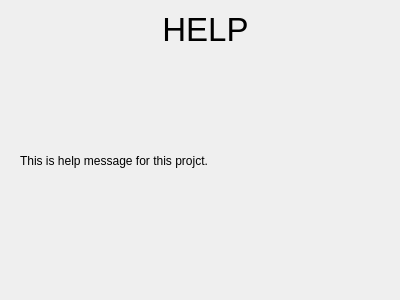
First picture: the form in src/helpdialog.ui, repository leSamo/ICP, before the edit.
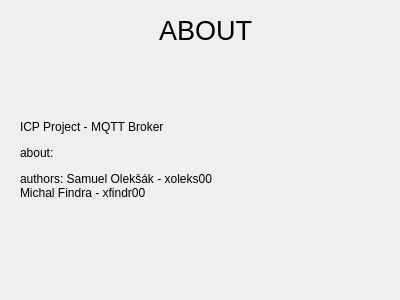
Second picture: the form after the edit.

```diff
--- a/src/helpdialog.ui
+++ b/src/helpdialog.ui
@@ -24,11 +24,11 @@
    </property>
    <property name="font">
     <font>
-     <pointsize>25</pointsize>
+     <pointsize>20</pointsize>
     </font>
    </property>
    <property name="text">
-    <string>HELP</string>
+    <string>ABOUT</string>
    </property>
    <property name="textFormat">
     <enum>Qt::RichText</enum>
@@ -47,7 +47,7 @@
     </rect>
    </property>
    <property name="text">
-    <string>This is help message for this projct. </string>
+    <string>&lt;html&gt;&lt;head/&gt;&lt;body&gt;&lt;p&gt;ICP Project - MQTT Broker &lt;/p&gt;&lt;p&gt;about:&lt;/p&gt;&lt;p&gt;authors: Samuel Olekšák - xoleks00&lt;br/&gt;Michal Findra - xfindr00&lt;/p&gt;&lt;/body&gt;&lt;/html&gt;</string>
    </property>
   </widget>
  </widget>
```
